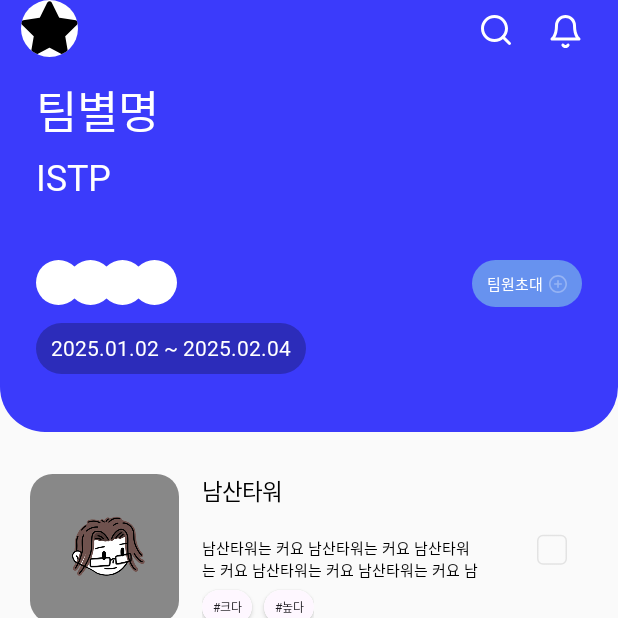
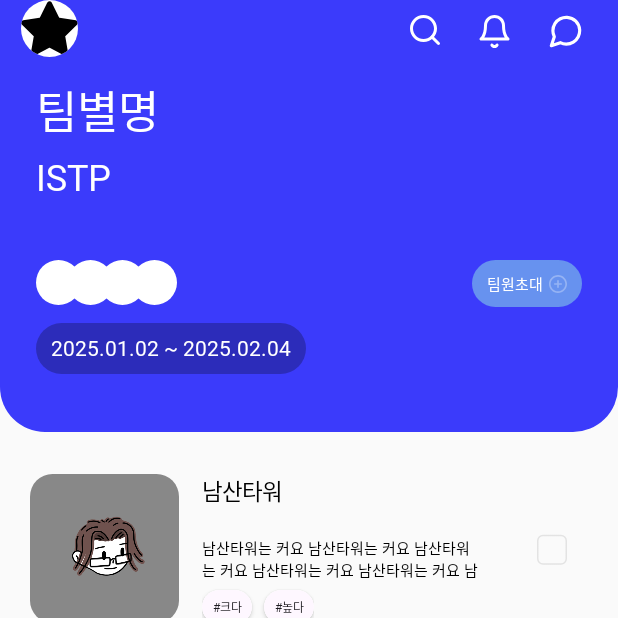
Before and after one commit to Team-Tlog/Tlog-app, an Android app built with Jetpack Compose: the screen it shows after launch (MainActivity), on a phone screen of 412 x 824 dp, the top half of it. Run offline under Robolectric (Android 15) with nearby library versions, the phone set to English and light mode, and no system bars; Roboto replaces fonts that are not available here.

Commit message:
feat: 팀 탑바에 채팅 아이콘 추가

```diff
--- a/Tlog/app/src/main/java/com/tlog/ui/component/team/TeamTopBar.kt
+++ b/Tlog/app/src/main/java/com/tlog/ui/component/team/TeamTopBar.kt
@@ -61,5 +61,18 @@ fun TeamTopBar() {
                 }
         )
 
+        Spacer(modifier = Modifier.width(5.dp))
+
+        Icon(
+            painter = painterResource(id = R.drawable.ic_chat),
+            contentDescription = "팀 채팅",
+            tint = Color.Unspecified,
+            modifier = Modifier
+                .size(42.dp)
+                .clickable {
+                    Log.d("chat ic", "my click!!")
+                }
+        )
+
     }
 }
--- /dev/null
+++ b/Tlog/app/src/main/res/drawable/ic_chat.xml
@@ -0,0 +1,13 @@
+<vector xmlns:android="http://schemas.android.com/apk/res/android"
+    android:width="40dp"
+    android:height="40dp"
+    android:viewportWidth="40"
+    android:viewportHeight="40">
+  <path
+      android:pathData="M29,19.498C29.003,20.818 28.695,22.12 28.1,23.298C27.394,24.71 26.31,25.897 24.967,26.728C23.625,27.558 22.078,27.998 20.5,27.998C19.18,28.002 17.878,27.693 16.7,27.098L11,28.998L12.9,23.298C12.305,22.12 11.997,20.818 12,19.498C12.001,17.92 12.441,16.373 13.271,15.031C14.101,13.688 15.288,12.604 16.7,11.898C17.878,11.303 19.18,10.995 20.5,10.998H21C23.084,11.113 25.053,11.993 26.529,13.469C28.005,14.945 28.885,16.914 29,18.998V19.498Z"
+      android:strokeLineJoin="round"
+      android:strokeWidth="2"
+      android:fillColor="#00000000"
+      android:strokeColor="#ffffff"
+      android:strokeLineCap="round"/>
+</vector>
```
